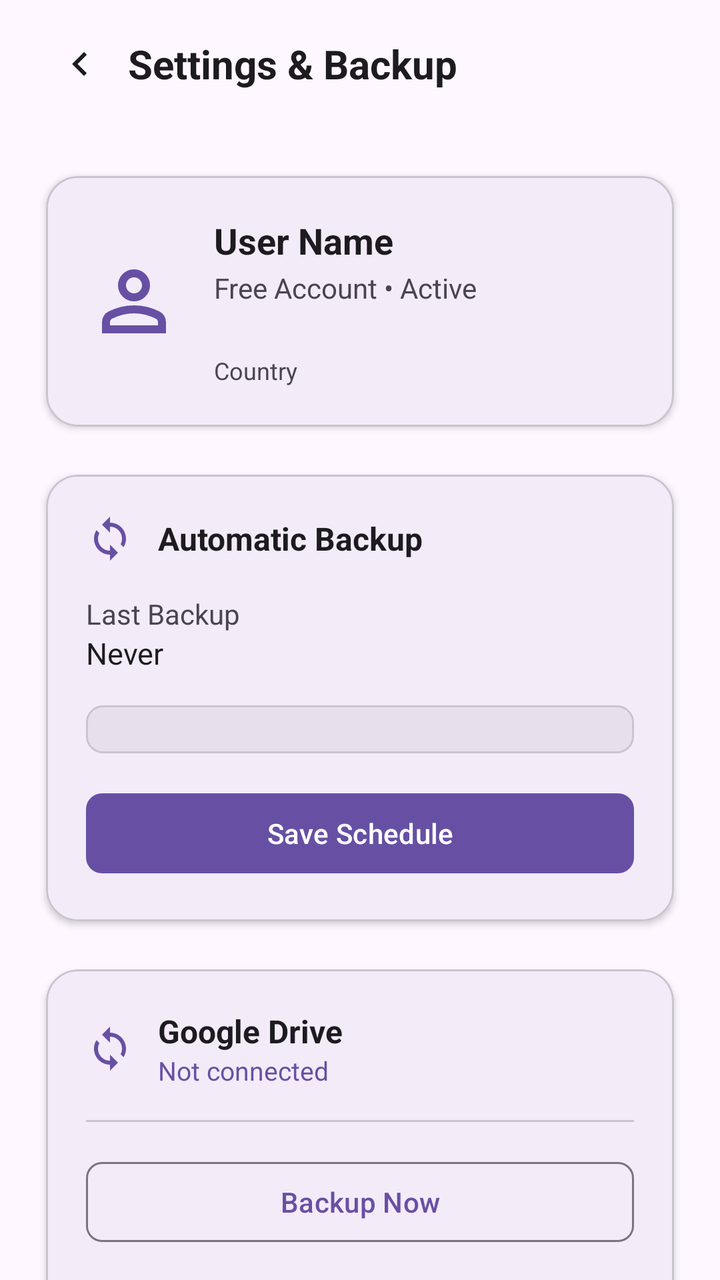
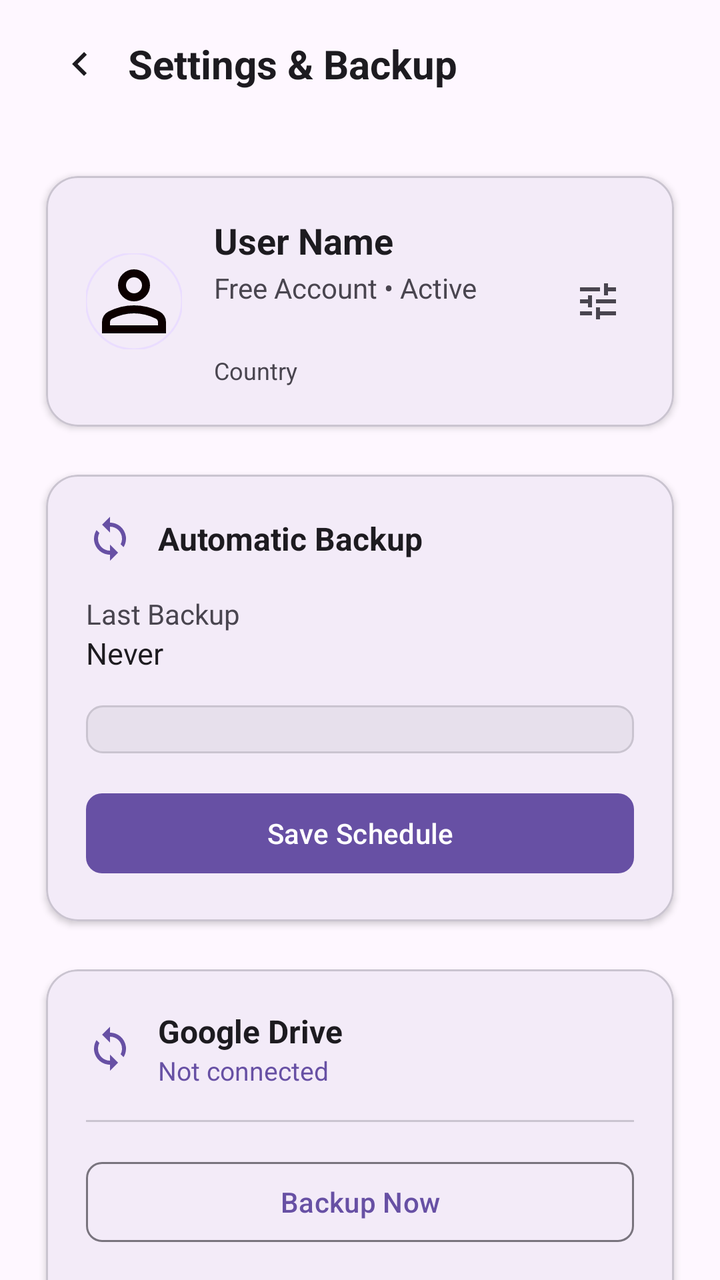

Screens rendered from an Android XML layout before and after an edit, with the pre-edit source and the edit as a unified diff.
<!-- AndroidManifest.xml: another module's application theme Theme.DriveBackup -->
<!-- res/layout/dcadm_activity_settings.xml -->
<?xml version="1.0" encoding="utf-8"?>
<androidx.coordinatorlayout.widget.CoordinatorLayout xmlns:android="http://schemas.android.com/apk/res/android"
    xmlns:app="http://schemas.android.com/apk/res-auto"
    xmlns:tools="http://schemas.android.com/tools"
    android:layout_width="match_parent"
    android:layout_height="match_parent"
    android:background="?android:attr/colorBackground"
    tools:context=".ui.backup.BackupActivity">

    <com.google.android.material.appbar.AppBarLayout
        android:layout_width="match_parent"
        android:layout_height="wrap_content"
        android:background="?attr/colorSurface"
        app:elevation="0dp">

        <androidx.appcompat.widget.Toolbar
            android:id="@+id/toolbar"
            android:layout_width="match_parent"
            android:layout_height="?attr/actionBarSize">

            <ImageButton
                android:id="@+id/btnBack"
                android:layout_width="48dp"
                android:layout_height="48dp"
                android:background="?attr/selectableItemBackgroundBorderless"
                android:src="@drawable/ic_baseline_keyboard_arrow_left"
                app:tint="?attr/colorOnSurface" />

            <TextView
                android:layout_width="wrap_content"
                android:layout_height="wrap_content"
                android:layout_marginStart="8dp"
                android:text="@string/dcadm_settings_title"
                android:textColor="?attr/colorOnSurface"
                android:textSize="20sp"
                android:textStyle="bold" />
        </androidx.appcompat.widget.Toolbar>
    </com.google.android.material.appbar.AppBarLayout>

    <androidx.core.widget.NestedScrollView
        android:layout_width="match_parent"
        android:layout_height="match_parent"
        app:layout_behavior="@string/appbar_scrolling_view_behavior">

        <LinearLayout
            android:layout_width="match_parent"
            android:layout_height="wrap_content"
            android:orientation="vertical"
            android:padding="16dp">

            
            <com.google.android.material.card.MaterialCardView
                android:layout_width="match_parent"
                android:layout_height="wrap_content"
                app:cardCornerRadius="16dp"
                app:cardElevation="2dp"
                app:cardUseCompatPadding="true">

                <LinearLayout
                    android:layout_width="match_parent"
                    android:layout_height="wrap_content"
                    android:orientation="vertical"
                    android:padding="20dp">

                    <LinearLayout
                        android:layout_width="match_parent"
                        android:layout_height="wrap_content"
                        android:gravity="center_vertical"
                        android:orientation="horizontal">

                        <ImageView
                            android:layout_width="48dp"
                            android:layout_height="48dp"
                            android:src="@drawable/outline_person_24"
                            app:tint="?attr/colorPrimary" />

                        <LinearLayout
                            android:layout_width="0dp"
                            android:layout_height="wrap_content"
                            android:layout_marginStart="16dp"
                            android:layout_weight="1"
                            android:orientation="vertical">

                            <TextView
                                android:id="@+id/tvUserName"
                                android:layout_width="wrap_content"
                                android:layout_height="wrap_content"
                                android:text="@string/dcadm_settings_user_name_placeholder"
                                android:textColor="?attr/colorOnSurface"
                                android:textSize="18sp"
                                android:textStyle="bold" />

                            <TextView
                                android:id="@+id/tvUserType"
                                android:layout_width="wrap_content"
                                android:layout_height="wrap_content"
                                android:layout_marginTop="2dp"
                                android:text="@string/dcadm_settings_user_type_placeholder"
                                android:textColor="?attr/colorOnSurfaceVariant"
                                android:textSize="14sp" />

                            <TextView
                                android:id="@+id/tvLoginEmail"
                                android:layout_width="wrap_content"
                                android:layout_height="wrap_content"
                                android:layout_marginTop="4dp"
                                android:textColor="?attr/colorPrimary"
                                android:textSize="13sp" />

                            <TextView
                                android:id="@+id/tvUserCountry"
                                android:layout_width="wrap_content"
                                android:layout_height="wrap_content"
                                android:layout_marginTop="2dp"
                                android:text="@string/dcadm_settings_country_placeholder"
                                android:textColor="?attr/colorOnSurfaceVariant"
                                android:textSize="12sp" />
                        </LinearLayout>
                    </LinearLayout>


                </LinearLayout>
            </com.google.android.material.card.MaterialCardView>

            
            <com.google.android.material.card.MaterialCardView
                android:layout_width="match_parent"
                android:layout_height="wrap_content"
                android:layout_marginTop="8dp"
                app:cardCornerRadius="16dp"
                app:cardElevation="2dp"
                app:cardUseCompatPadding="true">

                <LinearLayout
                    android:layout_width="match_parent"
                    android:layout_height="wrap_content"
                    android:orientation="vertical"
                    android:padding="20dp">

                    <LinearLayout
                        android:layout_width="match_parent"
                        android:layout_height="wrap_content"
                        android:gravity="center_vertical"
                        android:orientation="horizontal">

                        <ImageView
                            android:layout_width="24dp"
                            android:layout_height="24dp"
                            android:src="@drawable/baseline_sync_24"
                            app:tint="?attr/colorPrimary" />

                        <TextView
                            android:layout_width="wrap_content"
                            android:layout_height="wrap_content"
                            android:layout_marginStart="12dp"
                            android:text="@string/dcadm_settings_section_automatic_backup"
                            android:textColor="?attr/colorOnSurface"
                            android:textSize="16sp"
                            android:textStyle="bold" />
                    </LinearLayout>

                    <TextView
                        android:layout_width="wrap_content"
                        android:layout_height="wrap_content"
                        android:layout_marginTop="16dp"
                        android:text="@string/dcadm_settings_last_backup_label"
                        android:textColor="?attr/colorOnSurfaceVariant"
                        android:textSize="14sp" />

                    <TextView
                        android:id="@+id/tvLastBackup"
                        android:layout_width="wrap_content"
                        android:layout_height="wrap_content"
                        android:text="@string/dcadm_settings_last_backup_never"
                        android:textColor="?attr/colorOnSurface"
                        android:textSize="15sp" />

                    <Spinner
                        android:id="@+id/spinnerRoutine"
                        android:layout_width="match_parent"
                        android:layout_height="wrap_content"
                        android:layout_marginTop="16dp"
                        android:background="@drawable/bg_spinner"
                        android:padding="12dp" />

                    <com.google.android.material.button.MaterialButton
                        android:id="@+id/btnSaveRoutine"
                        android:layout_width="match_parent"
                        android:layout_height="wrap_content"
                        android:layout_marginTop="16dp"
                        android:text="@string/dcadm_settings_btn_save_schedule"
                        android:textAllCaps="false"
                        app:cornerRadius="8dp" />
                </LinearLayout>
            </com.google.android.material.card.MaterialCardView>

            
            <com.google.android.material.card.MaterialCardView
                android:layout_width="match_parent"
                android:layout_height="wrap_content"
                android:layout_marginTop="8dp"
                app:cardCornerRadius="16dp"
                app:cardElevation="2dp"
                app:cardUseCompatPadding="true">

                <LinearLayout
                    android:layout_width="match_parent"
                    android:layout_height="wrap_content"
                    android:orientation="vertical"
                    android:padding="20dp">

                    <LinearLayout
                        android:layout_width="match_parent"
                        android:layout_height="wrap_content"
                        android:gravity="center_vertical"
                        android:orientation="horizontal">

                        <ImageView
                            android:layout_width="24dp"
                            android:layout_height="24dp"
                            android:src="@drawable/baseline_sync_24"
                            app:tint="?attr/colorPrimary" />

                        <LinearLayout
                            android:layout_width="0dp"
                            android:layout_height="wrap_content"
                            android:layout_marginStart="12dp"
                            android:layout_weight="1"
                            android:orientation="vertical">

                            <TextView
                                android:layout_width="wrap_content"
                                android:layout_height="wrap_content"
                                android:text="@string/dcadm_settings_section_google_drive"
                                android:textColor="?attr/colorOnSurface"
                                android:textSize="16sp"
                                android:textStyle="bold" />

                            <TextView
                                android:id="@+id/tvDriveStatus"
                                android:layout_width="wrap_content"
                                android:layout_height="wrap_content"
                                android:text="@string/dcadm_settings_drive_not_connected"
                                android:textColor="?attr/colorPrimary"
                                android:textSize="13sp" />

                            
                            <TextView
                                android:id="@+id/tvDriveEmail"
                                android:layout_width="wrap_content"
                                android:layout_height="wrap_content"
                                android:visibility="gone" />
                        </LinearLayout>
                    </LinearLayout>

                    <com.google.android.material.progressindicator.LinearProgressIndicator
                        android:id="@+id/progressDrive"
                        android:layout_width="match_parent"
                        android:layout_height="wrap_content"
                        android:layout_marginTop="16dp"
                        android:indeterminate="true"
                        android:visibility="gone"
                        app:indicatorColor="?attr/colorPrimary" />

                    <View
                        android:layout_width="match_parent"
                        android:layout_height="1dp"
                        android:layout_marginTop="16dp"
                        android:background="?attr/colorOutlineVariant" />

                    <com.google.android.material.button.MaterialButton
                        android:id="@+id/btnBackupDrive"
                        style="@style/Widget.Material3.Button.OutlinedButton"
                        android:layout_width="match_parent"
                        android:layout_height="wrap_content"
                        android:layout_marginTop="16dp"
                        android:text="@string/dcadm_settings_btn_backup_now"
                        android:textAllCaps="false"
                        app:cornerRadius="8dp" />

                    <com.google.android.material.button.MaterialButton
                        android:id="@+id/btnRestoreDrive"
                        style="@style/Widget.Material3.Button.TextButton"
                        android:layout_width="match_parent"
                        android:layout_height="wrap_content"
                        android:text="@string/dcadm_settings_btn_restore"
                        android:textAllCaps="false" />

                    <TextView
                        android:id="@+id/tvError"
                        android:layout_width="wrap_content"
                        android:layout_height="wrap_content"
                        android:layout_gravity="center_horizontal"
                        android:layout_marginTop="8dp"
                        android:textColor="?attr/colorError"
                        android:textSize="13sp"
                        android:visibility="gone" />
                </LinearLayout>
            </com.google.android.material.card.MaterialCardView>



            
            <com.google.android.material.card.MaterialCardView
                android:id="@+id/cardAdvanceOptions"
                android:layout_width="match_parent"
                android:layout_height="wrap_content"
                android:layout_marginTop="8dp"
                android:visibility="gone"
                android:clickable="true"
                android:focusable="true"
                android:foreground="?attr/selectableItemBackground"
                app:cardCornerRadius="16dp"
                app:cardElevation="2dp"
                app:cardUseCompatPadding="true">

                <LinearLayout
                    android:id="@+id/advance_option"
                    android:layout_width="match_parent"
                    android:layout_height="wrap_content"
                    android:gravity="center_vertical"
                    android:orientation="horizontal"
                    android:padding="20dp">

                    <ImageView
                        android:layout_width="28dp"
                        android:layout_height="28dp"
                        android:src="@drawable/outline_tune_24"
                        app:tint="?attr/colorPrimary" />

                    <LinearLayout
                        android:layout_width="0dp"
                        android:layout_height="wrap_content"
                        android:layout_marginStart="16dp"
                        android:layout_weight="1"
                        android:orientation="vertical">

                        <TextView
                            android:layout_width="wrap_content"
                            android:layout_height="wrap_content"
                            android:text="@string/dcadm_settings_advance_options"
                            android:textColor="?attr/colorOnSurface"
                            android:textSize="16sp"
                            android:textStyle="bold" />

                        <TextView
                            android:layout_width="wrap_content"
                            android:layout_height="wrap_content"
                            android:layout_marginTop="2dp"
                            android:text="@string/dcadm_settings_advance_options_desc"
                            android:textColor="?attr/colorOnSurfaceVariant"
                            android:textSize="13sp" />
                    </LinearLayout>

                    <ImageView
                        android:layout_width="24dp"
                        android:layout_height="24dp"
                        android:src="@drawable/ic_baseline_keyboard_arrow_left"
                        android:rotation="180"
                        app:tint="?attr/colorOnSurfaceVariant" />
                </LinearLayout>
            </com.google.android.material.card.MaterialCardView>

        </LinearLayout>
    </androidx.core.widget.NestedScrollView>

</androidx.coordinatorlayout.widget.CoordinatorLayout>
<!-- resources referenced by this layout -->
<resources>
  <!-- drawable baseline_sync_24 (drawable) -->
  <vector xmlns:android="http://schemas.android.com/apk/res/android" android:height="24dp" android:tint="#000000" android:viewportHeight="24" android:viewportWidth="24" android:width="24dp">
        
      <path android:fillColor="@android:color/white" android:pathData="M12,4L12,1L8,5l4,4L12,6c3.31,0 6,2.69 6,6 0,1.01 -0.25,1.97 -0.7,2.8l1.46,1.46C19.54,15.03 20,13.57 20,12c0,-4.42 -3.58,-8 -8,-8zM12,18c-3.31,0 -6,-2.69 -6,-6 0,-1.01 0.25,-1.97 0.7,-2.8L5.24,7.74C4.46,8.97 4,10.43 4,12c0,4.42 3.58,8 8,8v3l4,-4 -4,-4v3z"/>
      
  </vector>
  <!-- drawable bg_spinner (drawable) -->
  <?xml version="1.0" encoding="UTF-8"?>
  <shape xmlns:android="http://schemas.android.com/apk/res/android">
      <solid android:color="?attr/colorSurfaceVariant"/>
      <stroke android:width="1dp" android:color="?attr/colorOutlineVariant" />
      <corners android:radius="8dp"/>
  </shape>
  <!-- drawable ic_baseline_keyboard_arrow_left (drawable) -->
  <vector xmlns:android="http://schemas.android.com/apk/res/android"
      android:width="24dp"
      android:height="24dp"
      android:viewportWidth="24"
      android:viewportHeight="24"
      android:tint="?attr/colorControlNormal"
      android:autoMirrored="true">
    <path
        android:fillColor="@android:color/white"
        android:pathData="M15.41,16.59L10.83,12l4.58,-4.59L14,6l-6,6 6,6 1.41,-1.41z"/>
  </vector>
  <!-- drawable outline_tune_24 (drawable) -->
  <vector xmlns:android="http://schemas.android.com/apk/res/android"
      android:width="24dp"
      android:height="24dp"
      android:viewportWidth="24"
      android:viewportHeight="24">
    <path
        android:fillColor="@android:color/white"
        android:pathData="M3,17v2h6v-2H3zM3,5v2h10V5H3zm10,16v-2h8v-2h-8v-2h-2v6h2zM7,9v2H3v2h4v2h2V9H7zm14,4v-2H11v2h10zm-6,-4h2V7h4V5h-4V3h-2v6z"/>
  </vector>
  <string name="dcadm_settings_advance_options">Advance Options</string>
  <string name="dcadm_settings_advance_options_desc">Local database export, import, diagnostics &amp; maintenance</string>
  <string name="dcadm_settings_btn_backup_now">Backup Now</string>
  <string name="dcadm_settings_btn_restore">Restore</string>
  <string name="dcadm_settings_btn_save_schedule">Save Schedule</string>
  <string name="dcadm_settings_country_placeholder">Country</string>
  <string name="dcadm_settings_drive_not_connected">Not connected</string>
  <string name="dcadm_settings_last_backup_label">Last Backup</string>
  <string name="dcadm_settings_last_backup_never">Never</string>
  <string name="dcadm_settings_section_automatic_backup">Automatic Backup</string>
  <string name="dcadm_settings_section_google_drive">Google Drive</string>
  <string name="dcadm_settings_title">Settings &amp; Backup</string>
  <string name="dcadm_settings_user_name_placeholder">User Name</string>
  <string name="dcadm_settings_user_type_placeholder">Free Account • Active</string>
  <style name="Theme.DriveBackup" parent="Base.Theme.DriveBackup" />
  <style name="Base.Theme.DriveBackup" parent="Theme.Material3.DayNight.NoActionBar">
          
          
      </style>
  <!-- unchanged entries left out for length: 1 -->
</resources>

<!-- the commit's change to res/layout/dcadm_activity_settings.xml (unified diff, before → after) -->
@@ -50,8 +50,12 @@
 
             
             <com.google.android.material.card.MaterialCardView
+                android:id="@+id/cardUserProfile"
                 android:layout_width="match_parent"
                 android:layout_height="wrap_content"
+                android:clickable="true"
+                android:focusable="true"
+                android:foreground="?android:attr/selectableItemBackground"
                 app:cardCornerRadius="16dp"
                 app:cardElevation="2dp"
                 app:cardUseCompatPadding="true">
@@ -68,11 +72,15 @@
                         android:gravity="center_vertical"
                         android:orientation="horizontal">
 
-                        <ImageView
+                        <com.google.android.material.imageview.ShapeableImageView
+                            android:id="@+id/ivUserAvatar"
                             android:layout_width="48dp"
                             android:layout_height="48dp"
+                            android:scaleType="centerCrop"
                             android:src="@drawable/outline_person_24"
-                            app:tint="?attr/colorPrimary" />
+                            app:shapeAppearanceOverlay="@style/ShapeAppearance.Material3.Corner.Full"
+                            app:strokeColor="?attr/colorPrimaryContainer"
+                            app:strokeWidth="1dp" />
 
                         <LinearLayout
                             android:layout_width="0dp"
@@ -116,8 +124,17 @@
                                 android:textColor="?attr/colorOnSurfaceVariant"
                                 android:textSize="12sp" />
                         </LinearLayout>
+
+                        <ImageView
+                            android:id="@+id/btnEditProfile"
+                            android:layout_width="36dp"
+                            android:layout_height="36dp"
+                            android:background="?attr/selectableItemBackgroundBorderless"
+                            android:contentDescription="@string/dcadm_profile_edit_btn"
+                            android:padding="6dp"
+                            android:src="@drawable/outline_tune_24"
+                            app:tint="?attr/colorOnSurfaceVariant" />
                     </LinearLayout>
-
 
                 </LinearLayout>
             </com.google.android.material.card.MaterialCardView>
<!-- resource entries referenced after the edit -->
@@ -35,6 +35,7 @@
         android:fillColor="@android:color/white"
         android:pathData="M3,17v2h6v-2H3zM3,5v2h10V5H3zm10,16v-2h8v-2h-8v-2h-2v6h2zM7,9v2H3v2h4v2h2V9H7zm14,4v-2H11v2h10zm-6,-4h2V7h4V5h-4V3h-2v6z"/>
   </vector>
+  <string name="dcadm_profile_edit_btn">Edit Profile</string>
   <string name="dcadm_settings_advance_options">Advance Options</string>
   <string name="dcadm_settings_advance_options_desc">Local database export, import, diagnostics &amp; maintenance</string>
   <string name="dcadm_settings_btn_backup_now">Backup Now</string>
